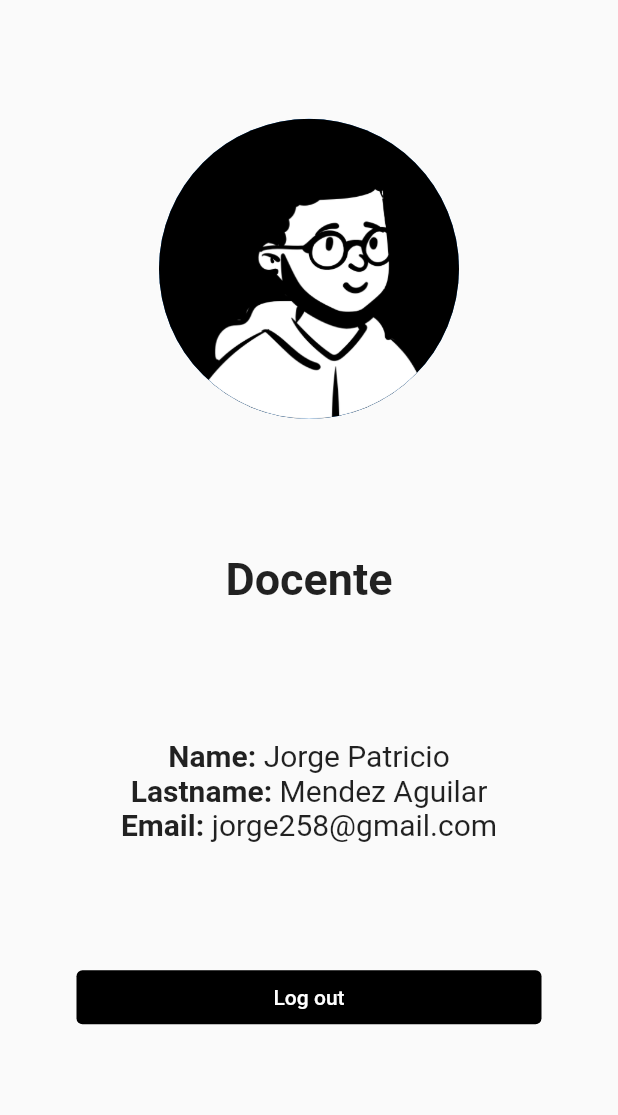
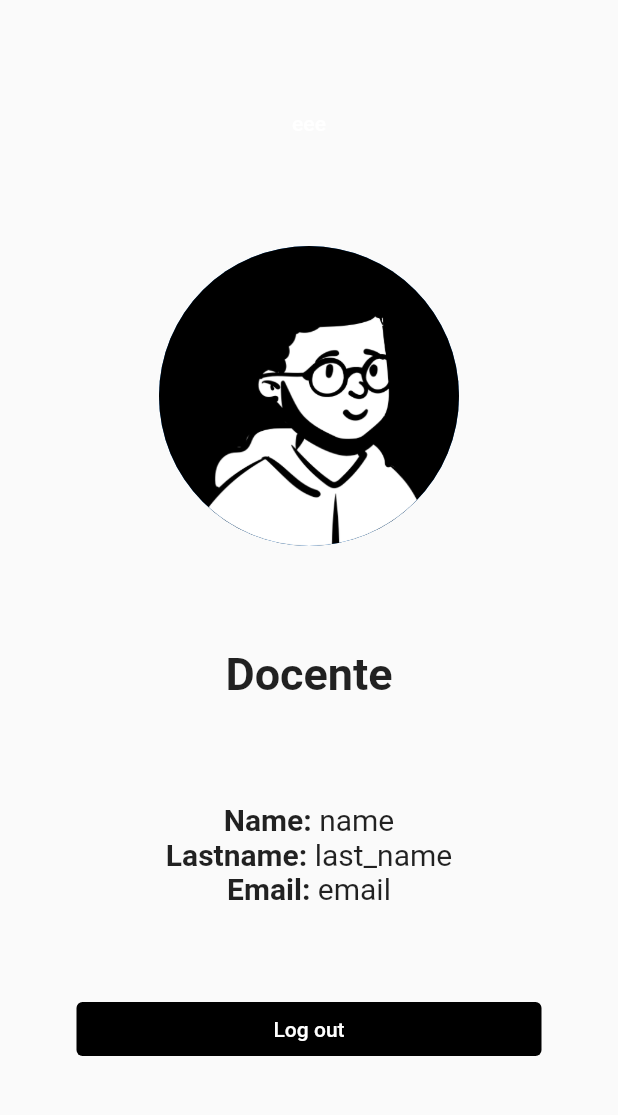
Before and after one commit to EvolutionApp-2022/ft-evolutionapp, a Flutter app: the ProfileView screen opened by its route, on a phone screen of 412 x 824 dp, the part 84-1199 px from its top. Run offline on Flutter 3.47's test engine with Material 2 defaults, Android fonts, the phone set to English and light mode, and no system bars; our stand-ins replace flutter_secure_storage; accounts and stored records are empty.

Commit message:
feat: profile added

```diff
--- a/lib/Profile/profile_view.dart
+++ b/lib/Profile/profile_view.dart
@@ -1,4 +1,7 @@
 import 'package:flutter/material.dart';
+import 'package:flutter_secure_storage/flutter_secure_storage.dart';
+import 'package:ft_evolution_app/models/user_response.dart';
+import 'package:ft_evolution_app/providers/provider_login.dart';
 import 'package:ft_evolution_app/widgets/widgets.dart';
 
 class ProfileView extends StatefulWidget {
@@ -9,8 +12,14 @@ class ProfileView extends StatefulWidget {
 }
 
 class _ProfileViewState extends State<ProfileView> {
+
+  final storage = new FlutterSecureStorage();
+
+  Teacher teacher = Teacher(id: 0, name: "name", last_name: "last_name", email: "email");
+
   @override
   Widget build(BuildContext context) {
+
     return Scaffold(
       appBar: AppBar(
         elevation: 0,
@@ -33,6 +42,18 @@ class _ProfileViewState extends State<ProfileView> {
       body: Column(
         mainAxisAlignment: MainAxisAlignment.spaceEvenly,
         children: [
+          TextButton(
+              onPressed: () {
+                setState(() {
+                  storage.read(key: "idUser").then((value) =>
+                      AuthProvider.getTeacherById(int.parse(value.toString())).then((value) => teacher = value)
+                  );
+                });
+              },
+              child: Text("eee",
+                style: TextStyle(color: Colors.white),
+              )
+          ),
           CircleAvatar(
             backgroundImage: const AssetImage('assets/img/profile_m.png'),
             radius: 100,
@@ -51,13 +72,13 @@ class _ProfileViewState extends State<ProfileView> {
             children: [
               Row(
                 mainAxisAlignment: MainAxisAlignment.center,
-                children: const [
+                children: [
                   Text(
                     'Name: ',
                     style: TextStyle(fontSize: 20, fontWeight: FontWeight.bold),
                   ),
                   Text(
-                    'Jorge Patricio',
+                    teacher.name,
                     style: TextStyle(
                       fontSize: 20,
                     ),
@@ -66,13 +87,13 @@ class _ProfileViewState extends State<ProfileView> {
               ),
               Row(
                 mainAxisAlignment: MainAxisAlignment.center,
-                children: const [
+                children: [
                   Text(
                     'Lastname: ',
                     style: TextStyle(fontSize: 20, fontWeight: FontWeight.bold),
                   ),
                   Text(
-                    'Mendez Aguilar',
+                    teacher.last_name,
                     style: TextStyle(
                       fontSize: 20,
                     ),
@@ -81,13 +102,13 @@ class _ProfileViewState extends State<ProfileView> {
               ),
               Row(
                 mainAxisAlignment: MainAxisAlignment.center,
-                children: const [
+                children: [
                   Text(
                     'Email: ',
                     style: TextStyle(fontSize: 20, fontWeight: FontWeight.bold),
                   ),
                   Text(
-                    'jorge258@gmail.com',
+                    teacher.email,
                     style: TextStyle(
                       fontSize: 20,
                     ),
--- a/lib/models/user_response.dart
+++ b/lib/models/user_response.dart
@@ -33,3 +33,48 @@ class User {
         token: json['token'] as String);
   }
 }
+
+class Teacher {
+  Teacher(
+      {required this.id,
+        required this.name,
+        required this.last_name,
+        required this.email,});
+
+  int id;
+  String name;
+  String last_name;
+  String email;
+
+  static Teacher objJsonTeacher(Map<String, dynamic> json) {
+    return Teacher(
+        id: json['id'] as int,
+        name: json['name'] as String,
+        last_name: json['last_name'] as String,
+        email: json['email'] as String);
+  }
+}
+
+class Student {
+  Student(
+      {required this.id,
+        required this.name,
+        required this.last_name,
+        required this.email,
+        required this.point});
+
+  int id;
+  String name;
+  String last_name;
+  String email;
+  int point;
+
+  static Student objJsonStudent(Map<String, dynamic> json) {
+    return Student(
+        id: json['id'] as int,
+        name: json['name'] as String,
+        last_name: json['last_name'] as String,
+        email: json['email'] as String,
+        point: json['point'] as int);
+  }
+}
```
Also changed, not shown: lib/Profile/profileStundet_view.dart (+31 -5 lines), lib/providers/provider_login.dart (+24 -0 lines).
